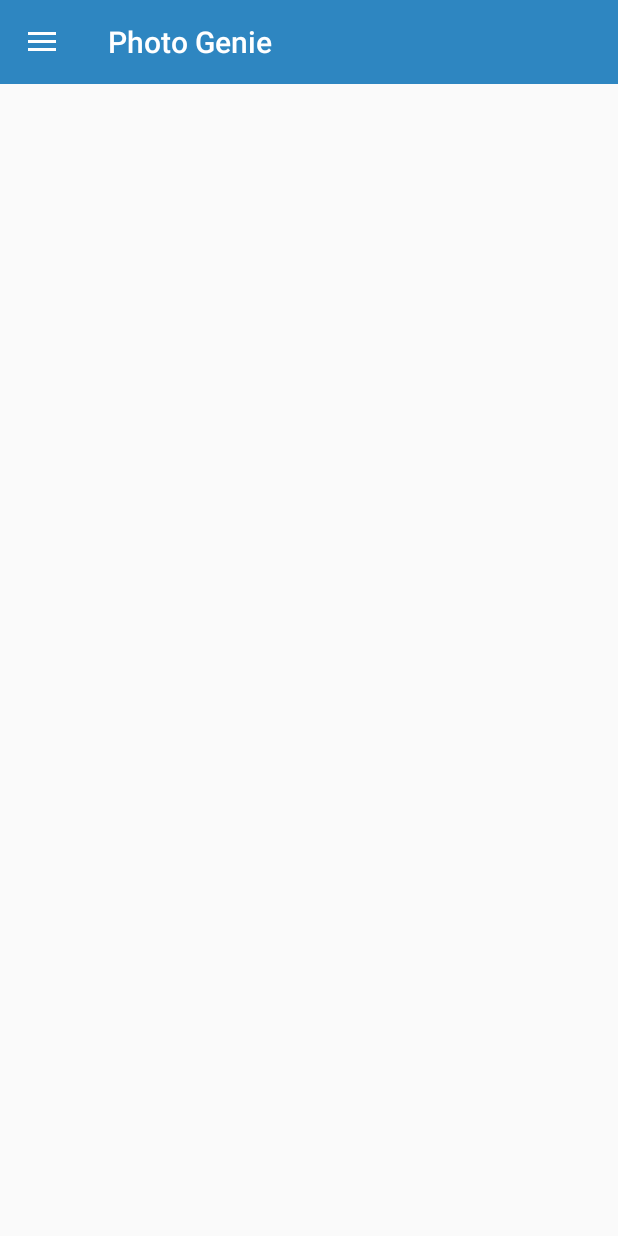
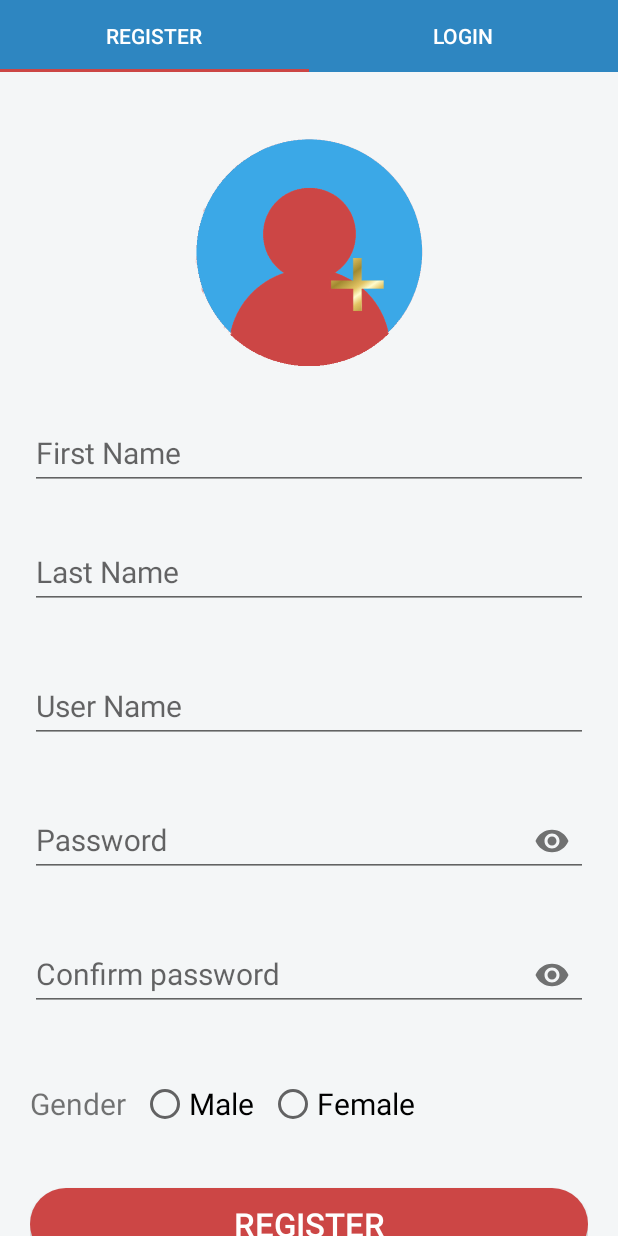
Before and after one commit to bishesu/tobikal, an Android app: the screen it shows after launch (MainActivity before the commit, LoginRegister after it), after a tap on "Login/Register", on a phone screen of 412 x 824 dp. Run offline under Robolectric (Android 15) with nearby library versions, the phone set to English and light mode, and no system bars; 1 other tap on this screen came first.

Commit message:
Commit after repository was changed to stw300cem-final-project-bishesu

```diff
--- a/app/src/main/AndroidManifest.xml
+++ b/app/src/main/AndroidManifest.xml
@@ -9,6 +9,7 @@
         android:roundIcon="@mipmap/ic_launcher_round"
         android:supportsRtl="true"
         android:theme="@style/AppTheme">
+        <activity android:name=".LoginRegister"></activity>
         <activity
             android:name=".Splashscreen"
             android:theme="@style/SplashTheme">
--- /dev/null
+++ b/app/src/main/java/com/example/androidassignment/Aadapterlogin.java
@@ -0,0 +1,40 @@
+package com.example.androidassignment;
+
+import android.support.annotation.Nullable;
+import android.support.v4.app.Fragment;
+import android.support.v4.app.FragmentManager;
+import android.support.v4.app.FragmentPagerAdapter;
+import java.util.ArrayList;
+import java.util.List;
+
+
+public class Aadapterlogin extends FragmentPagerAdapter{
+    private List<Fragment> fragmentList = new ArrayList<>();
+    private List<String> fragmenTitle = new ArrayList<>();
+
+
+    public Aadapterlogin(FragmentManager fm) {
+        super(fm);
+    }
+
+
+    @Override
+    public Fragment getItem(int i) {
+        return fragmentList.get(i);
+    }
+
+    @Override
+    public int getCount() {
+        return fragmentList.size();
+    }
+
+    @Nullable
+    @Override
+    public CharSequence getPageTitle(int position) {
+        return fragmenTitle.get(position);
+    }
+    public void addFragment (Fragment fragment, String title ){
+        fragmentList.add(fragment);
+        fragmenTitle.add(title);
+    }
+}
--- /dev/null
+++ b/app/src/main/java/com/example/androidassignment/LoginFragment.java
@@ -0,0 +1,66 @@
+package com.example.androidassignment;
+
+
+import android.os.Bundle;
+import android.support.design.widget.TextInputLayout;
+import android.support.v4.app.Fragment;
+import android.view.LayoutInflater;
+import android.view.View;
+import android.view.ViewGroup;
+import android.widget.Button;
+
+
+/**
+ * A simple {@link Fragment} subclass.
+ */
+public class LoginFragment extends Fragment {
+    private TextInputLayout textInputUsernamelogin;
+    private  TextInputLayout textInputPasswordlogin;
+Button button;
+    // Required empty public constructor
+    public LoginFragment() {
+
+    }
+
+
+    @Override
+    public View onCreateView(LayoutInflater inflater, ViewGroup container,
+                             Bundle savedInstanceState) {
+        // Inflate the layout for this fragment
+        View rootView = inflater.inflate(R.layout.fragment_login, container, false);
+        textInputUsernamelogin = rootView.findViewById(R.id.text_input_username_login);
+        textInputPasswordlogin = rootView.findViewById(R.id.text_input_password_login);
+        button = rootView.findViewById(R.id.btnlogin);
+
+        button.setOnClickListener(new View.OnClickListener() {
+            @Override
+            public void onClick(View v) {
+                if (!validateusernamelogin() | !validatepasswordlogin() ){
+
+                    return;
+                }
+            }
+        });
+        return rootView;
+    }
+    private boolean validateusernamelogin(){
+        String usernameinput = textInputUsernamelogin.getEditText().getText().toString().toString().trim();
+        if (usernameinput.isEmpty()) {
+            textInputUsernamelogin.setError("Filed can't be empty");
+            return false;
+        }else{
+            textInputUsernamelogin.setError(null);
+            return true;
+        }
+    }
+    private boolean validatepasswordlogin(){
+        String passwordinput = textInputPasswordlogin.getEditText().getText().toString().toString().trim();
+        if (passwordinput.isEmpty()) {
+            textInputPasswordlogin.setError("Filed can't be empty");
+            return false;
+        }else{
+            textInputPasswordlogin.setError(null);
+            return true;
+        }
+    }
+}
--- /dev/null
+++ b/app/src/main/java/com/example/androidassignment/LoginRegister.java
@@ -0,0 +1,30 @@
+package com.example.androidassignment;
+
+import android.support.design.widget.TabLayout;
+import android.support.v4.app.Fragment;
+import android.support.v4.app.FragmentPagerAdapter;
+import android.support.v4.view.ViewPager;
+import android.support.v7.app.AppCompatActivity;
+import android.os.Bundle;
+
+public class LoginRegister extends AppCompatActivity {
+    private ViewPager viewPager;
+    private TabLayout tabLayout;
+
+    @Override
+    protected void onCreate(Bundle savedInstanceState) {
+        super.onCreate(savedInstanceState);
+        setContentView(R.layout.activity_login_register);
+        tabLayout = findViewById(R.id.tabId);
+        viewPager = findViewById(R.id.view_pager);
+
+        Aadapterlogin adapter = new Aadapterlogin(getSupportFragmentManager());
+
+
+        adapter.addFragment(new RegisterFragment(),"Register");
+        adapter.addFragment(new LoginFragment(),"Login");
+
+        viewPager.setAdapter(adapter);
+        tabLayout.setupWithViewPager(viewPager);
+    }
+}
--- a/app/src/main/java/com/example/androidassignment/MainActivity.java
+++ b/app/src/main/java/com/example/androidassignment/MainActivity.java
@@ -1,5 +1,6 @@
 package com.example.androidassignment;
 
+import android.content.Intent;
 import android.support.annotation.NonNull;
 import android.support.design.widget.NavigationView;
 import android.support.v4.view.GravityCompat;
@@ -54,6 +55,8 @@ toggle.syncState();
         switch (id){
             case R.id.login_id:
                 Toast.makeText(this, " redirecting to login/register", Toast.LENGTH_SHORT).show();
+                Intent intent =new Intent(MainActivity.this,LoginRegister.class);
+                startActivity(intent);
             break;
             case R.id.about_id:
                 Toast.makeText(this, " redirecting to about", Toast.LENGTH_SHORT).show();
--- /dev/null
+++ b/app/src/main/java/com/example/androidassignment/RegisterFragment.java
@@ -0,0 +1,108 @@
+package com.example.androidassignment;
+
+
+import android.os.Bundle;
+import android.support.design.widget.TextInputLayout;
+import android.support.v4.app.Fragment;
+import android.view.LayoutInflater;
+import android.view.View;
+import android.view.ViewGroup;
+import android.widget.Button;
+import android.widget.EditText;
+import android.widget.Toast;
+
+import static android.widget.Toast.LENGTH_SHORT;
+
+
+/**
+ * A simple {@link Fragment} subclass.
+ */
+public class RegisterFragment extends Fragment  {
+    private TextInputLayout textInputFirstname;
+    private TextInputLayout textInputLastname;
+    private TextInputLayout textInputUsername;
+    private  TextInputLayout textInputPassword;
+    private  TextInputLayout textInputConfirmpassword;
+    Button register;
+    public RegisterFragment() {
+        // Required empty public constructor
+
+    }
+
+
+    @Override
+    public View onCreateView(LayoutInflater inflater, ViewGroup container,
+                             Bundle savedInstanceState) {
+        // Inflate the layout for this fragment
+//        return inflater.inflate(R.layout.fragment_register, container, false);
+        View rootView = inflater.inflate(R.layout.fragment_register, container, false);
+        textInputFirstname = rootView.findViewById(R.id.text_input_firstname);
+        textInputLastname = rootView.findViewById(R.id.text_input_lastname);
+        textInputUsername = rootView.findViewById(R.id.text_input_username);
+        textInputPassword = rootView.findViewById(R.id.text_input_password);
+        textInputConfirmpassword = rootView.findViewById(R.id.text_input_confirmpassowrd);
+        register = rootView.findViewById(R.id.btnregister);
+        register.setOnClickListener(new View.OnClickListener() {
+            @Override
+            public void onClick(View v) {
+                if (!validatefirstname() | !validatelasttname() | !validateusername() | !validatepassword() | !validateconfirmpassword()){
+                    return;
+                }
+            }
+        });
+
+        return rootView;
+    }
+
+    private boolean validatefirstname(){
+        String fullnameinput = textInputFirstname.getEditText().getText().toString().toString().trim();
+        if (fullnameinput.isEmpty()) {
+            textInputFirstname.setError("Filed can't be empty");
+            return false;
+        }else{
+                textInputFirstname.setError(null);
+                return true;
+            }
+        }private boolean validatelasttname(){
+        String fullnameinput = textInputLastname.getEditText().getText().toString().toString().trim();
+        if (fullnameinput.isEmpty()) {
+            textInputLastname.setError("Filed can't be empty");
+            return false;
+        }else{
+                textInputLastname.setError(null);
+                return true;
+            }
+        }
+    private boolean validateusername(){
+        String usernameinput = textInputUsername.getEditText().getText().toString().toString().trim();
+        if (usernameinput.isEmpty()) {
+            textInputUsername.setError("Filed can't be empty");
+            return false;
+        }else{
+            textInputUsername.setError(null);
+            return true;
+        }
+    }
+    private boolean validatepassword(){
+        String passwordinput = textInputPassword.getEditText().getText().toString().toString().trim();
+        if (passwordinput.isEmpty()) {
+            textInputPassword.setError("Filed can't be empty");
+            return false;
+        }else{
+            textInputPassword.setError(null);
+            return true;
+        }
+    }
+    private boolean validateconfirmpassword(){
+        String confirmpasswordinput = textInputConfirmpassword.getEditText().getText().toString().toString().trim();
+        if (confirmpasswordinput.isEmpty()) {
+            textInputConfirmpassword.setError("Filed can't be empty");
+            return false;
+        }else{
+            textInputConfirmpassword.setError(null);
+            return true;
+        }
+    }
+
+
+}
--- /dev/null
+++ b/app/src/main/res/drawable/button_rounded.xml
@@ -0,0 +1,10 @@
+<?xml version="1.0" encoding="utf-8"?>
+<shape xmlns:android="http://schemas.android.com/apk/res/android"
+    android:shape="rectangle">
+
+    <solid
+        android:color="@color/combo1"/>
+    <corners
+        android:radius="25dp"
+        />
+</shape>
--- /dev/null
+++ b/app/src/main/res/layout/activity_login_register.xml
@@ -0,0 +1,26 @@
+<?xml version="1.0" encoding="utf-8"?>
+<LinearLayout xmlns:android="http://schemas.android.com/apk/res/android"
+    xmlns:app="http://schemas.android.com/apk/res-auto"
+    xmlns:tools="http://schemas.android.com/tools"
+    android:layout_width="match_parent"
+    android:layout_height="match_parent"
+    tools:context=".LoginRegister"
+    android:orientation="vertical">
+
+    <android.support.design.widget.TabLayout
+        android:layout_width="match_parent"
+        android:layout_height="wrap_content"
+        android:id="@+id/tabId"
+        android:background="@color/toolbar"
+        app:tabTextColor="@color/white"
+        app:tabIndicatorColor="@color/combo1">
+
+    </android.support.design.widget.TabLayout>
+    <android.support.v4.view.ViewPager
+        android:layout_width="wrap_content"
+        android:layout_height="match_parent"
+        android:id="@+id/view_pager">
+
+    </android.support.v4.view.ViewPager>
+
+</LinearLayout>
--- /dev/null
+++ b/app/src/main/res/layout/fragment_register.xml
@@ -0,0 +1,184 @@
+<?xml version="1.0" encoding="utf-8"?>
+<FrameLayout xmlns:android="http://schemas.android.com/apk/res/android"
+    xmlns:tools="http://schemas.android.com/tools"
+    android:layout_width="match_parent"
+    android:layout_height="match_parent"
+    xmlns:app="http://schemas.android.com/apk/res-auto"
+    android:background="@color/background"
+    tools:context=".LoginFragment">
+
+    <android.support.v4.widget.NestedScrollView
+        android:layout_width="wrap_content"
+        android:layout_height="wrap_content">
+
+    <LinearLayout
+        android:layout_width="match_parent"
+        android:layout_height="match_parent"
+        android:orientation="vertical"
+        android:padding="20dp">
+        <ImageView
+            android:layout_width="match_parent"
+            android:layout_height="200dp"
+            android:src="@drawable/registerandroid"
+            android:padding="20dp"/>
+
+
+        <android.support.design.widget.TextInputLayout
+        android:layout_width="match_parent"
+        android:layout_height="wrap_content"
+        android:focusable="true"
+        android:focusableInTouchMode="true"
+
+            app:errorEnabled="true"
+            android:id="@+id/text_input_firstname"
+        >
+
+        <android.support.design.widget.TextInputEditText
+            android:layout_width="match_parent"
+            android:layout_height="wrap_content"
+            android:hint="First Name"
+            android:ems="10"
+            android:inputType="text"
+            android:digits="abcdefghijklmnopqrstuvwxy"
+                android:textSize="20dp"/>
+
+
+        </android.support.design.widget.TextInputLayout>
+
+        <android.support.design.widget.TextInputLayout
+            android:layout_width="match_parent"
+            android:layout_height="wrap_content"
+            android:focusable="true"
+            android:focusableInTouchMode="true"
+
+            app:errorEnabled="true"
+            android:id="@+id/text_input_lastname"
+            >
+
+            <android.support.design.widget.TextInputEditText
+                android:layout_width="match_parent"
+                android:layout_height="wrap_content"
+                android:hint="Last Name"
+                android:ems="10"
+                android:inputType="text"
+                android:digits="abcdefghijklmnopqrstuvwxy"
+                android:textSize="20dp"/>
+
+
+        </android.support.design.widget.TextInputLayout>
+        <android.support.design.widget.TextInputLayout
+            android:layout_width="match_parent"
+            android:layout_height="wrap_content"
+            android:focusable="true"
+            android:focusableInTouchMode="true"
+
+            app:errorEnabled="true"
+            android:layout_marginTop="10dp"
+            android:id="@+id/text_input_username"
+            >
+
+            <android.support.design.widget.TextInputEditText
+                android:layout_width="match_parent"
+                android:layout_height="wrap_content"
+                android:hint="User Name"
+                android:ems="10"
+                android:inputType="text"
+
+                android:textSize="20dp"/>
+
+
+        </android.support.design.widget.TextInputLayout>
+
+        <android.support.design.widget.TextInputLayout
+            android:layout_width="match_parent"
+            android:layout_height="wrap_content"
+            android:focusable="true"
+            android:focusableInTouchMode="true"
+
+            android:id="@+id/text_input_password"
+            app:passwordToggleEnabled="true"
+            app:errorEnabled="true"
+            android:layout_marginTop="10dp"
+            >
+
+            <android.support.design.widget.TextInputEditText
+                android:layout_width="match_parent"
+                android:layout_height="wrap_content"
+                android:hint="Password"
+
+                android:ems="10"
+                android:inputType="textPassword"
+                android:textSize="20dp"/>
+
+
+        </android.support.design.widget.TextInputLayout>
+
+        <android.support.design.widget.TextInputLayout
+            android:layout_width="match_parent"
+            android:layout_height="wrap_content"
+            android:focusable="true"
+            android:focusableInTouchMode="true"
+
+            android:id="@+id/text_input_confirmpassowrd"
+            android:layout_marginTop="10dp"
+            app:passwordToggleEnabled="true"
+            app:errorEnabled="true"
+            >
+
+            <android.support.design.widget.TextInputEditText
+                android:layout_width="match_parent"
+                android:layout_height="wrap_content"
+                android:hint="Confirm password"
+
+                android:ems="10"
+                android:inputType="textPassword"
+                android:textSize="20dp"/>
+
+
+        </android.support.design.widget.TextInputLayout>
+
+<RadioGroup
+    android:layout_width="match_parent"
+    android:layout_height="wrap_content"
+    android:orientation="horizontal"
+    android:layout_marginTop="15dp"
+    >
+    <TextView
+        android:layout_width="wrap_content"
+        android:layout_height="wrap_content"
+        android:text="Gender"
+        android:layout_marginTop="10dp"
+        android:textSize="20dp"/>
+    <RadioButton
+        android:layout_width="wrap_content"
+        android:layout_height="wrap_content"
+        android:text="Male"
+        android:textSize="20dp"
+        android:layout_marginTop="10dp"
+        android:layout_marginLeft="10dp"
+        />
+    <RadioButton
+        android:layout_width="wrap_content"
+        android:layout_height="wrap_content"
+        android:layout_marginLeft="10dp"
+        android:text="Female"
+        android:layout_marginTop="10dp"
+        android:textSize="20dp"
+        />
+</RadioGroup>
+
+        <Button
+            android:layout_width="match_parent"
+            android:layout_height="wrap_content"
+            android:text="REGISTER"
+            android:textSize="22dp"
+            android:textColor="@color/white"
+android:background="@drawable/button_rounded"
+            android:layout_marginTop="40dp"
+            android:id="@+id/btnregister"
+            />
+
+
+    </LinearLayout>
+</android.support.v4.widget.NestedScrollView>
+</FrameLayout>
--- a/app/src/main/res/values/colors.xml
+++ b/app/src/main/res/values/colors.xml
@@ -5,6 +5,9 @@
     <color name="colorAccent">#D81B60</color>
     <color name="white">#ffff</color>
     <color name="toolbar">#2E86C1</color>
+    <color name="combo1">#CC4645</color>
+    <color name="combo2">#104D75</color>
+    <color name="background">#f4f6f7</color>
 
 
 </resources>
--- a/app/src/main/res/values/strings.xml
+++ b/app/src/main/res/values/strings.xml
@@ -17,4 +17,7 @@
     <string name="logo">logo</string>
     <string name="open_drawer">Open navigation drawer</string>
     <string name="close_drawer">Close navigation drawer</string>
+
+    <!-- TODO: Remove or change this placeholder text -->
+    <string name="hello_blank_fragment">Hello blank fragment</string>
 </resources>
```
Also changed, not shown: app/src/main/res/layout/fragment_login.xml (added, +82 -0 lines), app/src/main/res/drawable-v21/loginandroid.png (added), app/src/main/res/drawable-v21/registerandroid.png (added).
